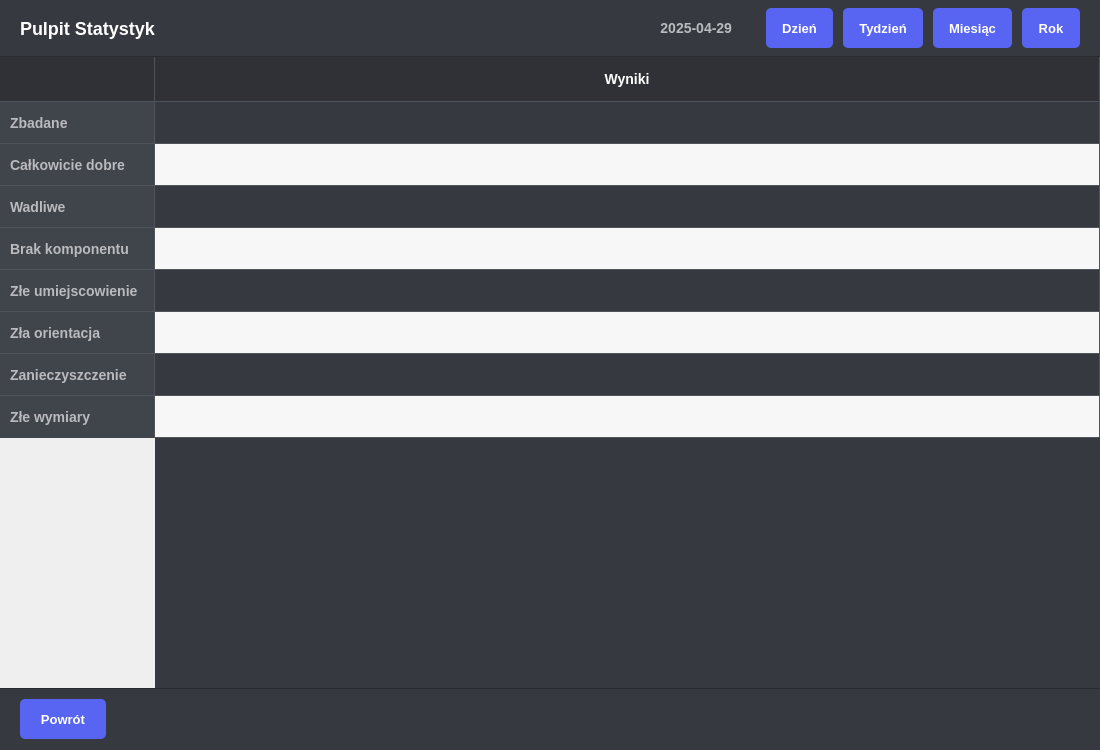
Before: the Qt Designer form gui/ui/Report.ui in oreols/ProjektAOI, drawn with Qt 5.
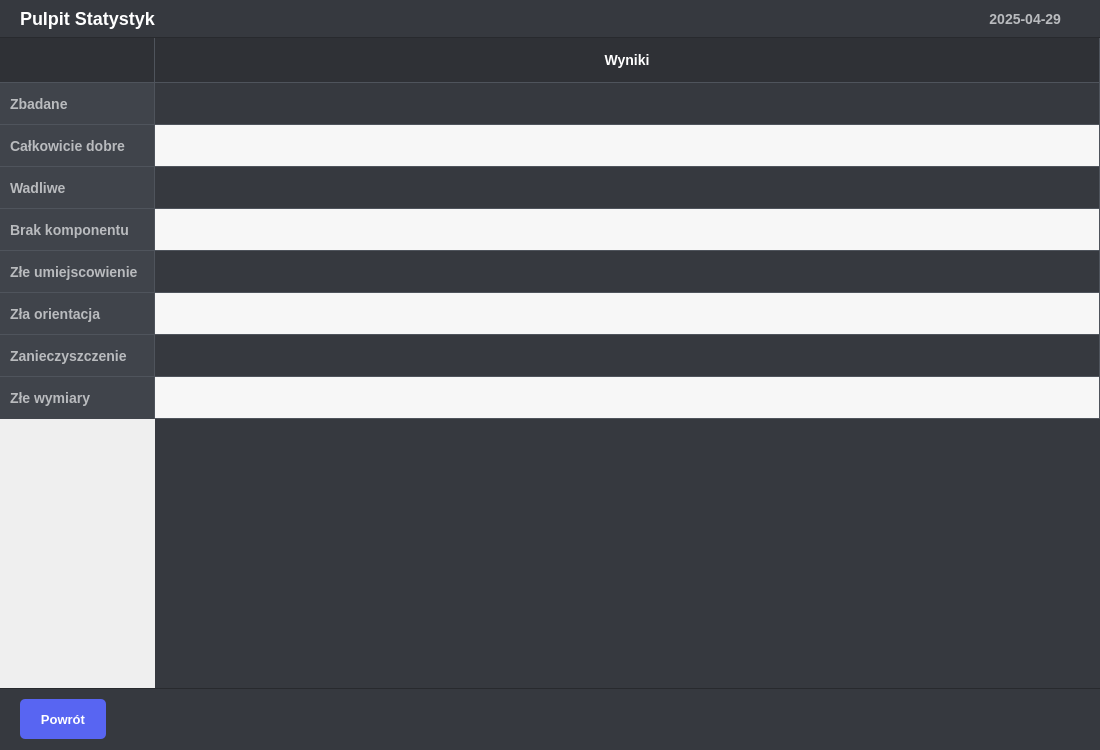
After: the same form once the commit is applied.

Patch:
```diff
--- a/gui/ui/Report.ui
+++ b/gui/ui/Report.ui
@@ -200,34 +200,6 @@
         </property>
        </widget>
       </item>
-      <item> <layout class="QHBoxLayout" name="buttonGroupLayout">
-        <property name="spacing"><number>10</number></property>
-         <item> <widget class="QPushButton" name="dayButton">
-           <property name="text"><string>Dzień</string></property>
-           <property name="checkable"><bool>false</bool></property>
-           <property name="cursor"><cursorShape>PointingHandCursor</cursorShape></property>
-          </widget>
-         </item>
-         <item> <widget class="QPushButton" name="weekButton">
-           <property name="text"><string>Tydzień</string></property>
-           <property name="checkable"><bool>false</bool></property>
-           <property name="cursor"><cursorShape>PointingHandCursor</cursorShape></property>
-          </widget>
-         </item>
-         <item> <widget class="QPushButton" name="monthButton">
-           <property name="text"><string>Miesiąc</string></property>
-           <property name="checkable"><bool>false</bool></property>
-           <property name="cursor"><cursorShape>PointingHandCursor</cursorShape></property>
-           </widget>
-         </item>
-         <item> <widget class="QPushButton" name="yearButton">
-           <property name="text"><string>Rok</string></property>
-           <property name="checkable"><bool>false</bool></property>
-           <property name="cursor"><cursorShape>PointingHandCursor</cursorShape></property>
-          </widget>
-         </item>
-       </layout>
-      </item>
      </layout>
     </widget>
    </item>
```
